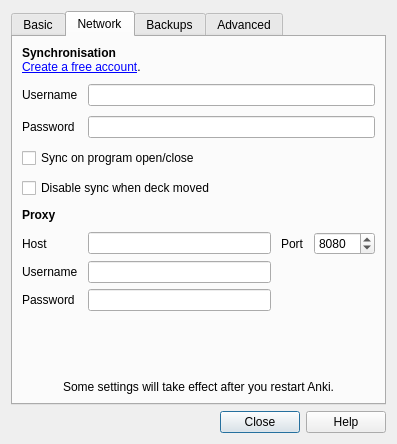
Before: the Qt Designer form designer/preferences.ui in ankitects/anki, drawn with Qt 5.
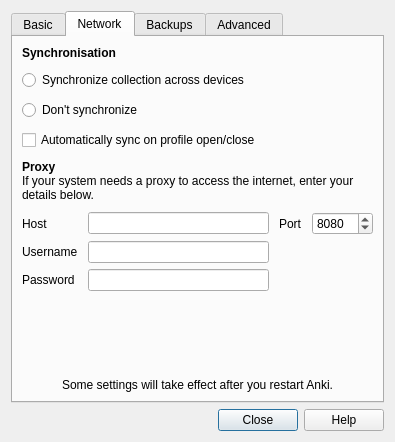
After: the same form once the commit is applied. The open tabs and pages were chosen to show the change.

```diff
--- a/designer/preferences.ui
+++ b/designer/preferences.ui
@@ -6,8 +6,8 @@
    <rect>
     <x>0</x>
     <y>0</y>
-    <width>397</width>
-    <height>444</height>
+    <width>395</width>
+    <height>442</height>
    </rect>
   </property>
   <property name="windowTitle">
@@ -161,7 +161,7 @@
            <item>
             <widget class="QLabel" name="label_16">
              <property name="text">
-              <string>&lt;b&gt;Synchronisation&lt;/b&gt;&lt;a href=&quot;http://ankiweb.net/&quot;&gt;&lt;br&gt;Create a free account&lt;/a&gt;.</string>
+              <string>&lt;b&gt;Synchronisation&lt;/b&gt;</string>
              </property>
              <property name="wordWrap">
               <bool>true</bool>
@@ -171,43 +171,26 @@
              </property>
             </widget>
            </item>
+           <item>
+            <widget class="QRadioButton" name="radioButton">
+             <property name="text">
+              <string>Synchronize collection across devices</string>
+             </property>
+            </widget>
+           </item>
+           <item>
+            <widget class="QRadioButton" name="radioButton_2">
+             <property name="text">
+              <string>Don't synchronize</string>
+             </property>
+            </widget>
+           </item>
            <item>
             <layout class="QGridLayout">
-             <item row="1" column="0">
-              <widget class="QLabel" name="label_18">
-               <property name="text">
-                <string>Password</string>
-               </property>
-              </widget>
-             </item>
-             <item row="0" column="0">
-              <widget class="QLabel" name="label_17">
-               <property name="text">
-                <string>Username</string>
-               </property>
-              </widget>
-             </item>
-             <item row="0" column="1">
-              <widget class="QLineEdit" name="syncUser"/>
-             </item>
-             <item row="1" column="1">
-              <widget class="QLineEdit" name="syncPass">
-               <property name="echoMode">
-                <enum>QLineEdit::Password</enum>
-               </property>
-              </widget>
-             </item>
-             <item row="2" column="0" colspan="2">
+             <item row="0" column="0" colspan="2">
               <widget class="QCheckBox" name="syncOnProgramOpen">
                <property name="text">
-                <string>Sync on program open/close</string>
-               </property>
-              </widget>
-             </item>
-             <item row="3" column="0" colspan="2">
-              <widget class="QCheckBox" name="disableWhenMoved">
-               <property name="text">
-                <string>Disable sync when deck moved</string>
+                <string>Automatically sync on profile open/close</string>
                </property>
               </widget>
              </item>
@@ -220,7 +203,10 @@
        <item>
         <widget class="QLabel" name="label_13">
          <property name="text">
-          <string>&lt;b&gt;Proxy&lt;/b&gt;</string>
+          <string>&lt;b&gt;Proxy&lt;/b&gt;&lt;br&gt;If your system needs a proxy to access the internet, enter your details below.</string>
+         </property>
+         <property name="wordWrap">
+          <bool>true</bool>
          </property>
         </widget>
        </item>
```
Left out of the diff: 112 changed lines with no effect on the pictures.
